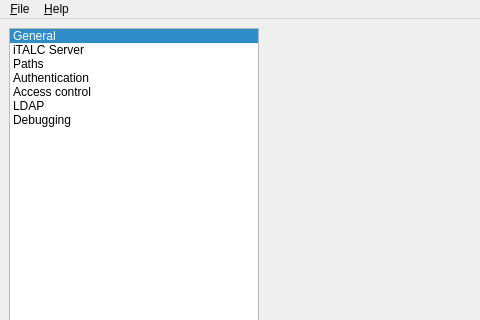
Before: the Qt Designer form configurator/forms/MainWindow.ui in veyon/veyon, drawn with Qt 5; both pictures show x 0 to 480 and y 0 to 320 of the 875 by 509 pixel window.
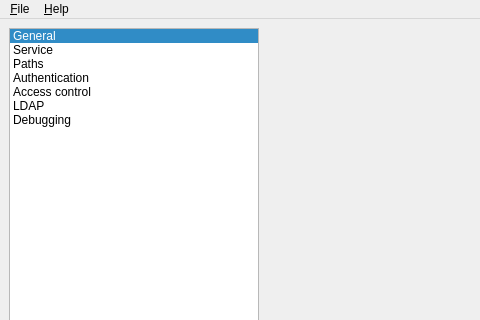
After: the same form once the commit is applied. Icons and pictures are not drawn. Custom widgets are drawn as their Qt base class.

```diff
--- a/configurator/forms/MainWindow.ui
+++ b/configurator/forms/MainWindow.ui
@@ -72,7 +72,7 @@
       </item>
       <item>
        <property name="text">
-        <string>iTALC Server</string>
+        <string>Service</string>
        </property>
        <property name="icon">
         <iconset resource="../italc-configurator.qrc">
```
